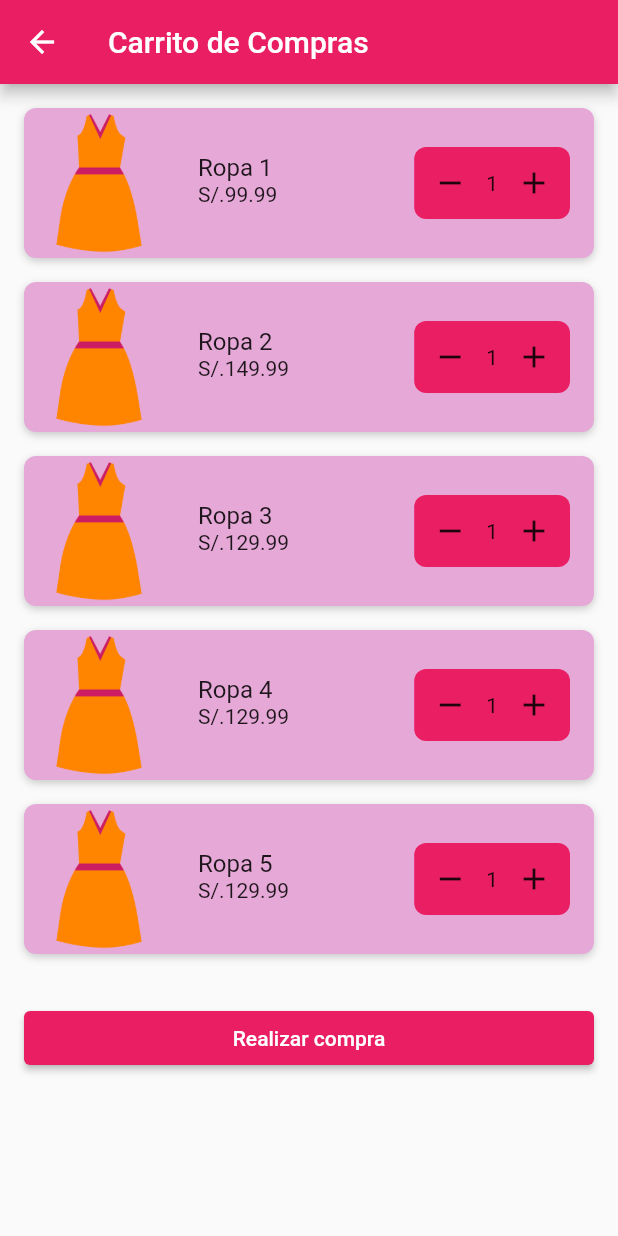
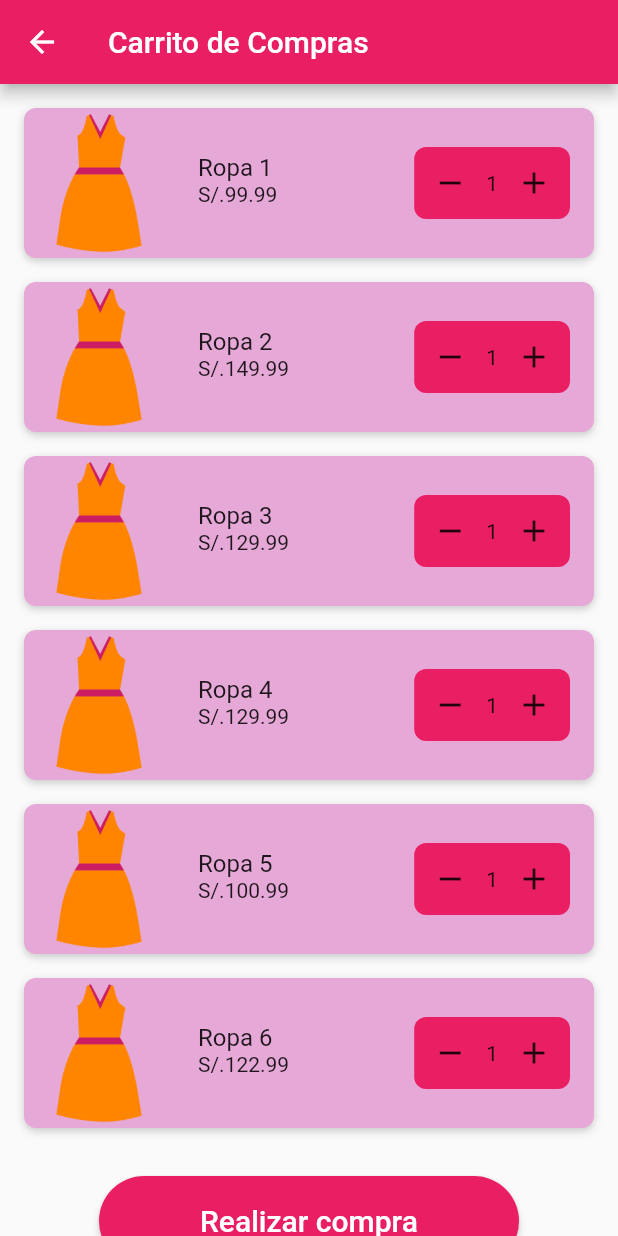
Before and after one commit to Jankarurosu/DressDeCode, a Flutter app: the ShoppingCart screen opened directly, on a phone screen of 412 x 824 dp. Run offline on Flutter 3.47's test engine with Material 2 defaults, Android fonts, the phone set to English and light mode, and no system bars.

Commit message:
Pagina ShoppingCart terminada

```diff
--- a/dressdecode/lib/views/shoppingCart.dart
+++ b/dressdecode/lib/views/shoppingCart.dart
@@ -40,15 +40,35 @@ class _ShoppingCartState extends State<ShoppingCart> {
           CartItem(
             image: 'assets/images/products/ropa_5.png',
             name: 'Ropa 5',
-            price: '129.99',
+            price: '100.99',
+          ),
+          CartItem(
+            image: 'assets/images/products/ropa_6.png',
+            name: 'Ropa 6',
+            price: '122.99',
           ),
           SizedBox(height: 16.0),
-          ElevatedButton(
-            onPressed: () {
-              // Lógica para realizar la compra
-            },
-            child: Text('Realizar compra'),
-          ),
+          Container(
+            width: double.infinity,
+            height: 60,
+            margin: EdgeInsets.symmetric(horizontal: 50),
+            child: ElevatedButton(
+              onPressed: () {
+                // Lógica para realizar la compra
+              },
+              style: ElevatedButton.styleFrom(
+                shape: RoundedRectangleBorder(
+                  borderRadius: BorderRadius.circular(30),
+                ),
+              ),
+              child: Text(
+                'Realizar compra',
+                style: TextStyle(
+                  fontSize: 20,
+                ),
+              ),
+            ),
+          )
         ],
       ),
     );
```
